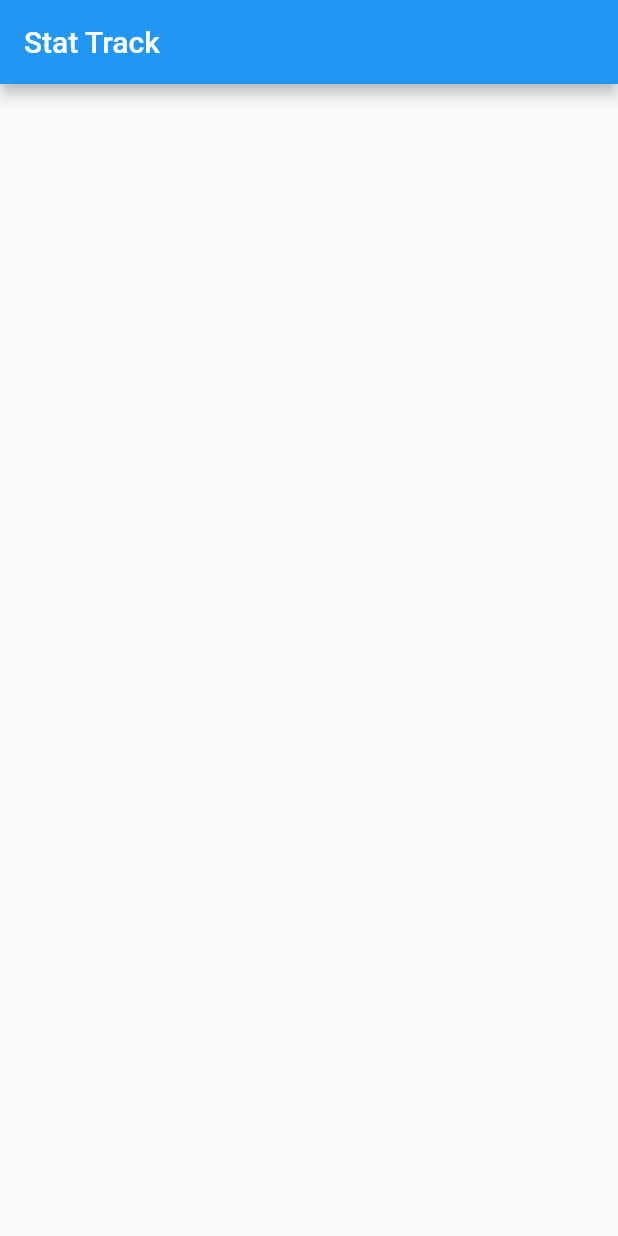
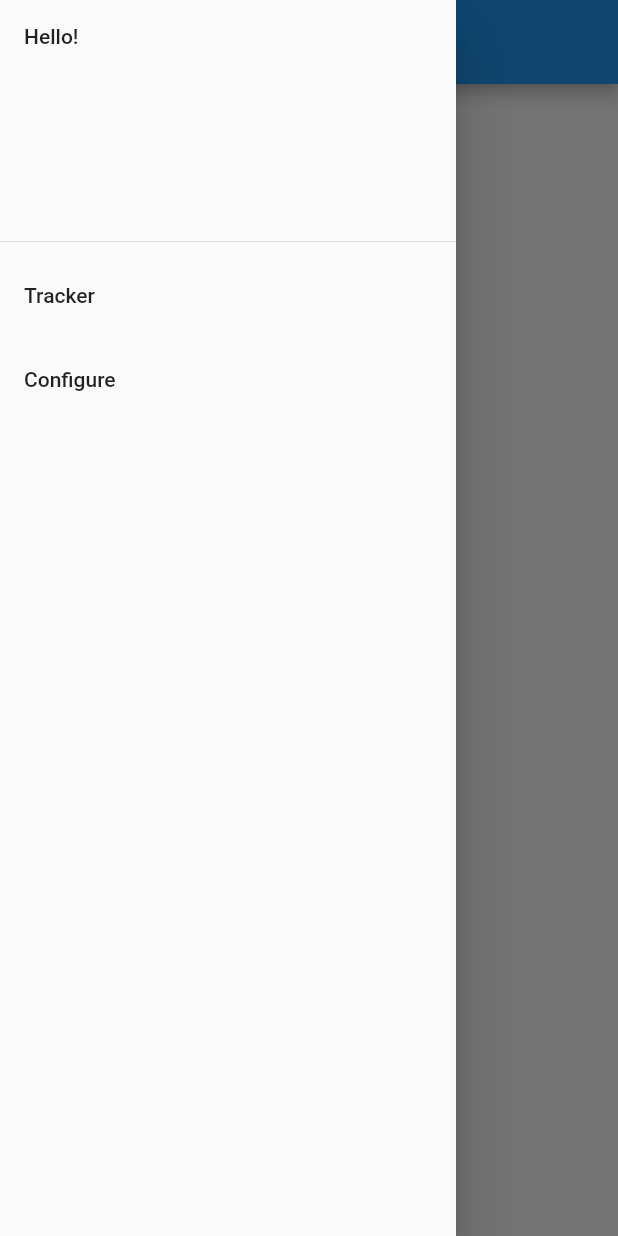
Before and after one commit to hertelukas/stattrack, a Flutter app: the screen it shows after launch, with the side drawer open (before the commit the screen has no drawer), on a phone screen of 412 x 824 dp. Run offline on Flutter 3.47's test engine with Material 2 defaults, Android fonts, the phone set to English and light mode, and no system bars.

Commit message:
Added multiple views for tracking and configuring the app

```diff
--- a/lib/main.dart
+++ b/lib/main.dart
@@ -1,4 +1,5 @@
 import 'package:flutter/material.dart';
+import 'package:stattrack/trackerUI.dart';
 
 void main() {
   runApp(MyApp());
@@ -22,11 +23,7 @@ class MyApp extends StatelessWidget {
         // is not restarted.
         primarySwatch: Colors.blue,
       ),
-      home: Scaffold(
-        appBar: AppBar(
-          title: const Text('Stat Track'),
-        ),
-      ),
+      home: TrackerUI()
     );
   }
 }
--- /dev/null
+++ b/lib/trackerUI.dart
@@ -0,0 +1,41 @@
+import 'package:flutter/material.dart';
+import 'package:stattrack/configurationUI.dart';
+
+class TrackerUI extends StatelessWidget {
+  @override
+  Widget build(BuildContext context) {
+    return Scaffold(
+      appBar: AppBar(
+        title: Text('Track'),
+      ),
+      drawer: Drawer(
+        child: ListView(
+          padding: EdgeInsets.zero,
+          children: [
+            const DrawerHeader(
+              child: Text('Hello!'),
+            ),
+            ListTile(
+              title: const Text('Tracker'),
+              onTap: () {
+                //TODO
+
+                Navigator.pop(context);
+              },
+            ),
+            ListTile(
+              title: const Text('Configure'),
+              onTap: () {
+                Navigator.pop(context);
+                Navigator.push(
+                  context,
+                  MaterialPageRoute(builder: (context) => ConfigurationUI()),
+                );
+              },
+            )
+          ],
+        ),
+      ),
+    );
+  }
+}
```
Also changed, not shown: lib/configurationUI.dart (added, +35 -0 lines).
